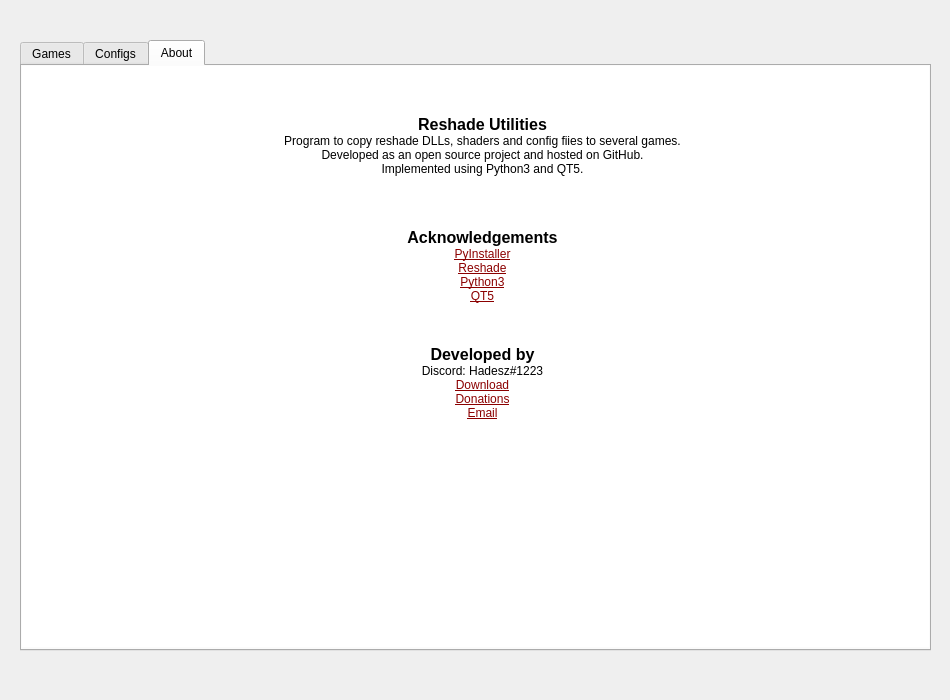
Above: src/ui/main.ui from ddc/ReShadeUtils before the change. Below: the same form after it.
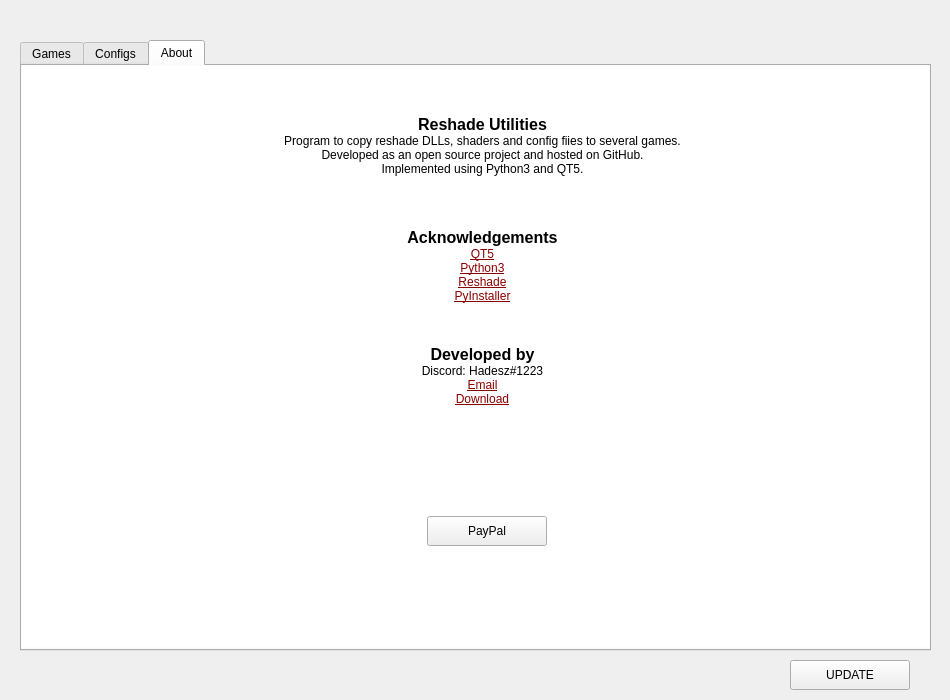
That is the form after the change. The open tabs and pages were chosen to show the change.

```diff
--- a/src/ui/main.ui
+++ b/src/ui/main.ui
@@ -748,18 +748,18 @@
 &lt;p align=&quot;center&quot; style=&quot;-qt-paragraph-type:empty; margin-top:0px; margin-bottom:0px; margin-left:0px; margin-right:0px; -qt-block-indent:0; text-indent:0px; font-size:8pt; text-decoration: underline; color:#0000ff;&quot;&gt;&lt;br /&gt;&lt;/p&gt;
 &lt;p align=&quot;center&quot; style=&quot;-qt-paragraph-type:empty; margin-top:0px; margin-bottom:0px; margin-left:0px; margin-right:0px; -qt-block-indent:0; text-indent:0px; font-size:8pt; text-decoration: underline; color:#0000ff;&quot;&gt;&lt;br /&gt;&lt;/p&gt;
 &lt;p align=&quot;center&quot; style=&quot; margin-top:0px; margin-bottom:0px; margin-left:0px; margin-right:0px; -qt-block-indent:0; text-indent:0px;&quot;&gt;&lt;span style=&quot; font-size:12pt; font-weight:600;&quot;&gt;Acknowledgements&lt;/span&gt;&lt;/p&gt;
-&lt;p align=&quot;center&quot; style=&quot; margin-top:0px; margin-bottom:0px; margin-left:0px; margin-right:0px; -qt-block-indent:0; text-indent:0px;&quot;&gt;&lt;a href=&quot;https://pyinstaller.readthedocs.io&quot;&gt;&lt;span style=&quot; font-size:9pt; text-decoration: underline; color:#8b0000;&quot;&gt;PyInstaller&lt;/span&gt;&lt;/a&gt;&lt;/p&gt;
-&lt;p align=&quot;center&quot; style=&quot; margin-top:0px; margin-bottom:0px; margin-left:0px; margin-right:0px; -qt-block-indent:0; text-indent:0px;&quot;&gt;&lt;a href=&quot;https://reshade.me/&quot;&gt;&lt;span style=&quot; font-size:9pt; text-decoration: underline; color:#8b0000;&quot;&gt;Reshade&lt;/span&gt;&lt;/a&gt;&lt;/p&gt;
-&lt;p align=&quot;center&quot; style=&quot; margin-top:0px; margin-bottom:0px; margin-left:0px; margin-right:0px; -qt-block-indent:0; text-indent:0px;&quot;&gt;&lt;a href=&quot;https://www.python.org&quot;&gt;&lt;span style=&quot; font-size:9pt; text-decoration: underline; color:#8b0000;&quot;&gt;Python3&lt;/span&gt;&lt;/a&gt;&lt;/p&gt;
 &lt;p align=&quot;center&quot; style=&quot; margin-top:0px; margin-bottom:0px; margin-left:0px; margin-right:0px; -qt-block-indent:0; text-indent:0px;&quot;&gt;&lt;a href=&quot;https://www.qt.io&quot;&gt;&lt;span style=&quot; font-size:9pt; text-decoration: underline; color:#8b0000;&quot;&gt;QT5&lt;/span&gt;&lt;/a&gt;&lt;/p&gt;
+&lt;p align=&quot;center&quot; style=&quot; margin-top:0px; margin-bottom:0px; margin-left:0px; margin-right:0px; -qt-block-indent:0; text-indent:0px;&quot;&gt;&lt;a href=&quot;https://www.python.org&quot;&gt;&lt;span style=&quot; font-size:9pt; text-decoration: underline; color:#8b0000;&quot;&gt;Python3&lt;/span&gt;&lt;/a&gt;&lt;/p&gt;
+&lt;p align=&quot;center&quot; style=&quot; margin-top:0px; margin-bottom:0px; margin-left:0px; margin-right:0px; -qt-block-indent:0; text-indent:0px;&quot;&gt;&lt;a href=&quot;https://reshade.me/&quot;&gt;&lt;span style=&quot; font-size:9pt; text-decoration: underline; color:#8b0000;&quot;&gt;Reshade&lt;/span&gt;&lt;/a&gt;&lt;/p&gt;
+&lt;p align=&quot;center&quot; style=&quot; margin-top:0px; margin-bottom:0px; margin-left:0px; margin-right:0px; -qt-block-indent:0; text-indent:0px;&quot;&gt;&lt;a href=&quot;https://pyinstaller.readthedocs.io&quot;&gt;&lt;span style=&quot; font-size:9pt; text-decoration: underline; color:#8b0000;&quot;&gt;PyInstaller&lt;/span&gt;&lt;/a&gt;&lt;/p&gt;
 &lt;p align=&quot;center&quot; style=&quot;-qt-paragraph-type:empty; margin-top:0px; margin-bottom:0px; margin-left:0px; margin-right:0px; -qt-block-indent:0; text-indent:0px; font-size:9pt; text-decoration: underline; color:#0000ff;&quot;&gt;&lt;br /&gt;&lt;/p&gt;
 &lt;p align=&quot;center&quot; style=&quot;-qt-paragraph-type:empty; margin-top:0px; margin-bottom:0px; margin-left:0px; margin-right:0px; -qt-block-indent:0; text-indent:0px; font-size:9pt; text-decoration: underline; color:#0000ff;&quot;&gt;&lt;br /&gt;&lt;/p&gt;
 &lt;p align=&quot;center&quot; style=&quot;-qt-paragraph-type:empty; margin-top:0px; margin-bottom:0px; margin-left:0px; margin-right:0px; -qt-block-indent:0; text-indent:0px; font-size:9pt; text-decoration: underline; color:#0000ff;&quot;&gt;&lt;br /&gt;&lt;/p&gt;
 &lt;p align=&quot;center&quot; style=&quot; margin-top:0px; margin-bottom:0px; margin-left:0px; margin-right:0px; -qt-block-indent:0; text-indent:0px;&quot;&gt;&lt;span style=&quot; font-size:12pt; font-weight:600;&quot;&gt;Developed by&lt;/span&gt;&lt;/p&gt;
 &lt;p align=&quot;center&quot; style=&quot; margin-top:0px; margin-bottom:0px; margin-left:0px; margin-right:0px; -qt-block-indent:0; text-indent:0px;&quot;&gt;&lt;span style=&quot; font-size:9pt;&quot;&gt;Discord: Hadesz#1223&lt;/span&gt;&lt;/p&gt;
+&lt;p align=&quot;center&quot; style=&quot; margin-top:0px; margin-bottom:0px; margin-left:0px; margin-right:0px; -qt-block-indent:0; text-indent:0px;&quot;&gt;&lt;a href=&quot;mailto:hadesz456@gmail.com&quot;&gt;&lt;span style=&quot; font-size:9pt; text-decoration: underline; color:#8b0000;&quot;&gt;Email&lt;/span&gt;&lt;/a&gt;&lt;/p&gt;
 &lt;p align=&quot;center&quot; style=&quot; margin-top:0px; margin-bottom:0px; margin-left:0px; margin-right:0px; -qt-block-indent:0; text-indent:0px;&quot;&gt;&lt;a href=&quot;https://github.com/ddc/ReshadeUtils/releases/latest&quot;&gt;&lt;span style=&quot; font-size:9pt; text-decoration: underline; color:#8b0000;&quot;&gt;Download&lt;/span&gt;&lt;/a&gt;&lt;/p&gt;
-&lt;p align=&quot;center&quot; style=&quot; margin-top:0px; margin-bottom:0px; margin-left:0px; margin-right:0px; -qt-block-indent:0; text-indent:0px;&quot;&gt;&lt;a href=&quot;https://www.paypal.com/cgi-bin/webscr?cmd=_s-xclick&amp;amp;hosted_button_id=CTYZ8TK5MJV76&quot;&gt;&lt;span style=&quot; font-size:9pt; text-decoration: underline; color:#8b0000;&quot;&gt;Donations&lt;/span&gt;&lt;/a&gt;&lt;/p&gt;
-&lt;p align=&quot;center&quot; style=&quot; margin-top:0px; margin-bottom:0px; margin-left:0px; margin-right:0px; -qt-block-indent:0; text-indent:0px;&quot;&gt;&lt;a href=&quot;mailto:hadesz456@gmail.com&quot;&gt;&lt;span style=&quot; font-size:9pt; text-decoration: underline; color:#8b0000;&quot;&gt;Email&lt;/span&gt;&lt;/a&gt;&lt;/p&gt;&lt;/body&gt;&lt;/html&gt;</string>
+&lt;p align=&quot;center&quot; style=&quot;-qt-paragraph-type:empty; margin-top:0px; margin-bottom:0px; margin-left:0px; margin-right:0px; -qt-block-indent:0; text-indent:0px;&quot;&gt;&lt;br /&gt;&lt;/p&gt;&lt;/body&gt;&lt;/html&gt;</string>
      </property>
      <property name="textInteractionFlags">
       <set>Qt::LinksAccessibleByMouse</set>
@@ -768,6 +768,34 @@
       <bool>true</bool>
      </property>
     </widget>
+    <widget class="QPushButton" name="donate_button">
+     <property name="geometry">
+      <rect>
+       <x>405</x>
+       <y>450</y>
+       <width>120</width>
+       <height>30</height>
+      </rect>
+     </property>
+     <property name="minimumSize">
+      <size>
+       <width>120</width>
+       <height>30</height>
+      </size>
+     </property>
+     <property name="maximumSize">
+      <size>
+       <width>120</width>
+       <height>30</height>
+      </size>
+     </property>
+     <property name="toolTip">
+      <string>Click to edit the game path</string>
+     </property>
+     <property name="text">
+      <string>PayPal</string>
+     </property>
+    </widget>
    </widget>
   </widget>
   <widget class="QLabel" name="updateAvail_label">
@@ -775,7 +803,7 @@
     <rect>
      <x>30</x>
      <y>655</y>
-     <width>890</width>
+     <width>741</width>
      <height>40</height>
     </rect>
    </property>
@@ -788,7 +816,32 @@
     <string/>
    </property>
    <property name="alignment">
-    <set>Qt::AlignCenter</set>
+    <set>Qt::AlignRight|Qt::AlignTrailing|Qt::AlignVCenter</set>
+   </property>
+  </widget>
+  <widget class="QPushButton" name="update_button">
+   <property name="geometry">
+    <rect>
+     <x>790</x>
+     <y>660</y>
+     <width>120</width>
+     <height>30</height>
+    </rect>
+   </property>
+   <property name="minimumSize">
+    <size>
+     <width>120</width>
+     <height>30</height>
+    </size>
+   </property>
+   <property name="maximumSize">
+    <size>
+     <width>120</width>
+     <height>30</height>
+    </size>
+   </property>
+   <property name="text">
+    <string>UPDATE</string>
    </property>
   </widget>
  </widget>
```
Left out of the diff: 18 changed lines with no effect on the pictures.
